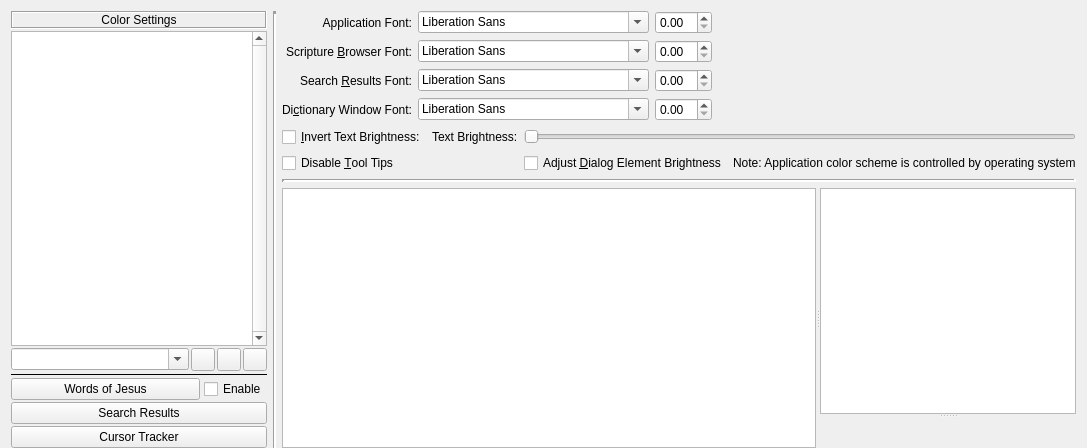
Old version of the form programs/KJVCanOpener/ConfigTextFormat.ui in the repository dewhisna/KingJamesPureBibleSearch.
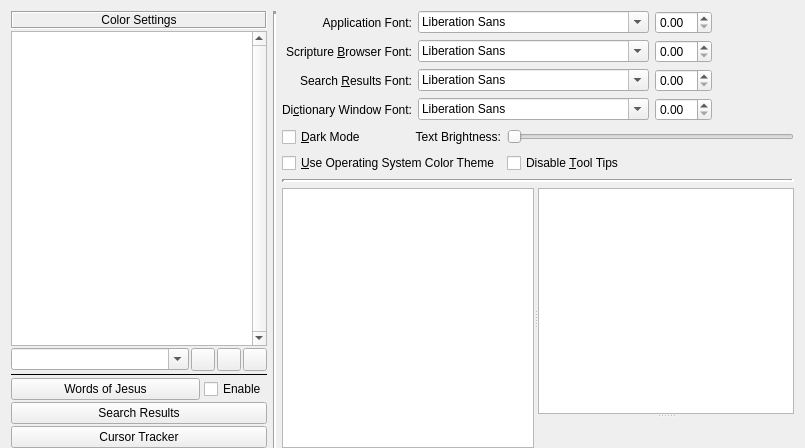
New version of the form. Icons and pictures are not drawn. Custom widgets are drawn as their Qt base class.

Commit message: Rework the color theme logic to allow following the system or not. This has logic for the fusion style we are using to set the palette back to non-Dark mode and prevent Qt from changing it out from under us. Introduce new useSystemColorTheme persistent setting. Change CMyApplication::colorThemeFollowsSystem() to colorThemeCanFollowSystem() to reflect how it's used in the configuration dialogs for enabling/disabling controls. Rework the configuration dialogs and setting save/restore logic accordingly. Officially deprecate the old adjustDialogElementBrightness persistent setting.

Diff of the .ui file:
```diff
--- a/programs/KJVCanOpener/ConfigTextFormat.ui
+++ b/programs/KJVCanOpener/ConfigTextFormat.ui
@@ -45,7 +45,7 @@
         <string>Invert the color scheme brightness</string>
        </property>
        <property name="text">
-        <string>&amp;Invert Text Brightness:</string>
+        <string>&amp;Dark Mode</string>
        </property>
       </widget>
      </item>
@@ -63,9 +63,12 @@
        <property name="text">
         <string>Text Brightness:</string>
        </property>
+       <property name="alignment">
+        <set>Qt::AlignRight|Qt::AlignTrailing|Qt::AlignVCenter</set>
+       </property>
       </widget>
      </item>
-     <item row="0" column="2" colspan="2">
+     <item row="0" column="2">
       <widget class="QSlider" name="horzSliderTextBrigtness">
        <property name="sizePolicy">
         <sizepolicy hsizetype="Expanding" vsizetype="Fixed">
@@ -91,6 +94,22 @@
       </widget>
      </item>
      <item row="1" column="0" colspan="2">
+      <widget class="QCheckBox" name="checkBoxUseSystemColorTheme">
+       <property name="sizePolicy">
+        <sizepolicy hsizetype="MinimumExpanding" vsizetype="Fixed">
+         <horstretch>0</horstretch>
+         <verstretch>0</verstretch>
+        </sizepolicy>
+       </property>
+       <property name="toolTip">
+        <string>Use Operating System Light/Dark Color Theme</string>
+       </property>
+       <property name="text">
+        <string>&amp;Use Operating System Color Theme</string>
+       </property>
+      </widget>
+     </item>
+     <item row="1" column="2">
       <widget class="QCheckBox" name="checkBoxDisableToolTips">
        <property name="sizePolicy">
         <sizepolicy hsizetype="MinimumExpanding" vsizetype="Fixed">
@@ -106,35 +125,6 @@
        </property>
       </widget>
      </item>
-     <item row="1" column="2">
-      <widget class="QCheckBox" name="checkBoxAdjustDialogElementBrightness">
-       <property name="sizePolicy">
-        <sizepolicy hsizetype="MinimumExpanding" vsizetype="Fixed">
-         <horstretch>0</horstretch>
-         <verstretch>0</verstretch>
-        </sizepolicy>
-       </property>
-       <property name="toolTip">
-        <string>Enable All Dialog Element Text Brightness vs. Search Results/Scripture Browser only</string>
-       </property>
-       <property name="text">
-        <string>Adjust &amp;Dialog Element Brightness</string>
-       </property>
-      </widget>
-     </item>
-     <item row="1" column="3">
-      <widget class="QLabel" name="lblAdjustDialogElementBrightness">
-       <property name="sizePolicy">
-        <sizepolicy hsizetype="MinimumExpanding" vsizetype="Fixed">
-         <horstretch>0</horstretch>
-         <verstretch>0</verstretch>
-        </sizepolicy>
-       </property>
-       <property name="text">
-        <string>Note: Application color scheme is controlled by operating system</string>
-       </property>
-      </widget>
-     </item>
     </layout>
    </item>
    <item row="0" column="1">
```
Left out of the diff: 7 changed lines with no effect on the pictures. The commit also changes 7 other files.
